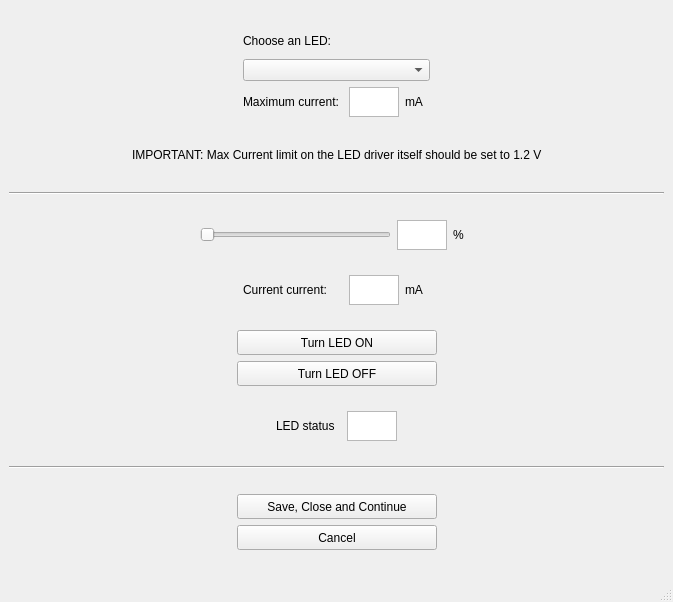
Before: the Qt Designer form UIs/MainWindow.ui in CrespiLab/MODmode, drawn with Qt 5.
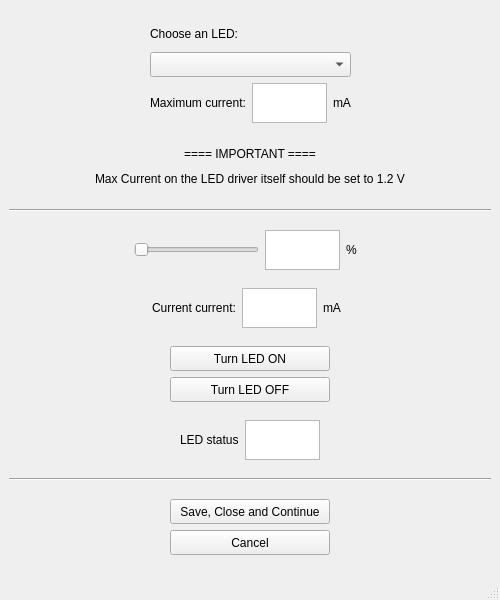
After: the same form once the commit is applied.

```diff
--- a/UIs/MainWindow.ui
+++ b/UIs/MainWindow.ui
@@ -6,10 +6,28 @@
    <rect>
     <x>0</x>
     <y>0</y>
-    <width>673</width>
-    <height>602</height>
+    <width>500</width>
+    <height>600</height>
    </rect>
   </property>
+  <property name="sizePolicy">
+   <sizepolicy hsizetype="Fixed" vsizetype="Fixed">
+    <horstretch>0</horstretch>
+    <verstretch>0</verstretch>
+   </sizepolicy>
+  </property>
+  <property name="minimumSize">
+   <size>
+    <width>500</width>
+    <height>600</height>
+   </size>
+  </property>
+  <property name="maximumSize">
+   <size>
+    <width>500</width>
+    <height>600</height>
+   </size>
+  </property>
   <property name="windowTitle">
    <string>MODmode</string>
   </property>
@@ -31,6 +49,30 @@
        </spacer>
       </item>
       <item>
+       <layout class="QVBoxLayout" name="verticalLayout_5">
+        <property name="spacing">
+         <number>0</number>
+        </property>
+        <item alignment="Qt::AlignHCenter">
+         <widget class="QLabel" name="label_9">
+          <property name="sizePolicy">
+           <sizepolicy hsizetype="Expanding" vsizetype="Expanding">
+            <horstretch>0</horstretch>
+            <verstretch>0</verstretch>
+           </sizepolicy>
+          </property>
+          <property name="maximumSize">
+           <size>
+            <width>500</width>
+            <height>25</height>
+           </size>
+          </property>
+          <property name="text">
+           <string>==== IMPORTANT ====</string>
+          </property>
+         </widget>
+        </item>
+        <item alignment="Qt::AlignHCenter">
        <widget class="QLabel" name="label_3">
         <property name="sizePolicy">
          <sizepolicy hsizetype="Expanding" vsizetype="Expanding">
@@ -45,9 +87,11 @@
          </size>
         </property>
         <property name="text">
-         <string>IMPORTANT: Max Current limit on the LED driver itself should be set to 1.2 V</string>
-        </property>
-       </widget>
+           <string>Max Current on the LED driver itself should be set to 1.2 V</string>
+          </property>
+         </widget>
+        </item>
+       </layout>
       </item>
       <item>
        <spacer name="horizontalSpacer_14">
@@ -93,7 +137,7 @@
             </property>
             <property name="maximumSize">
              <size>
-              <width>125</width>
+              <width>300</width>
               <height>25</height>
              </size>
             </property>
@@ -103,7 +147,26 @@
            </widget>
           </item>
           <item>
-           <widget class="QComboBox" name="comboBox_LEDs"/>
+           <widget class="QComboBox" name="comboBox_LEDs">
+            <property name="sizePolicy">
+             <sizepolicy hsizetype="Preferred" vsizetype="Preferred">
+              <horstretch>0</horstretch>
+              <verstretch>0</verstretch>
+             </sizepolicy>
+            </property>
+            <property name="minimumSize">
+             <size>
+              <width>0</width>
+              <height>0</height>
+             </size>
+            </property>
+            <property name="maximumSize">
+             <size>
+              <width>300</width>
+              <height>25</height>
+             </size>
+            </property>
+           </widget>
           </item>
          </layout>
         </item>
@@ -119,7 +182,7 @@
             </property>
             <property name="maximumSize">
              <size>
-              <width>100</width>
+              <width>200</width>
               <height>25</height>
              </size>
             </property>
@@ -132,8 +195,8 @@
            <widget class="QTextEdit" name="textEdit_MaxCurrent">
             <property name="maximumSize">
              <size>
-              <width>50</width>
-              <height>30</height>
+              <width>75</width>
+              <height>40</height>
              </size>
             </property>
             <property name="readOnly">
@@ -196,6 +259,12 @@
       </item>
       <item>
        <widget class="QSlider" name="horizontalSlider">
+        <property name="maximumSize">
+         <size>
+          <width>150</width>
+          <height>30</height>
+         </size>
+        </property>
         <property name="orientation">
          <enum>Qt::Horizontal</enum>
         </property>
@@ -205,8 +274,8 @@
        <widget class="QTextEdit" name="textEdit_Percentage">
         <property name="maximumSize">
          <size>
-          <width>50</width>
-          <height>30</height>
+          <width>75</width>
+          <height>40</height>
          </size>
         </property>
         <property name="readOnly">
@@ -275,7 +344,7 @@
           </property>
           <property name="maximumSize">
            <size>
-            <width>200</width>
+            <width>250</width>
             <height>25</height>
            </size>
           </property>
@@ -294,7 +363,7 @@
           </property>
           <property name="maximumSize">
            <size>
-            <width>200</width>
+            <width>250</width>
             <height>25</height>
            </size>
           </property>
@@ -353,7 +422,7 @@
           </property>
           <property name="maximumSize">
            <size>
-            <width>200</width>
+            <width>250</width>
             <height>25</height>
            </size>
           </property>
@@ -372,7 +441,7 @@
           </property>
           <property name="maximumSize">
            <size>
-            <width>200</width>
+            <width>250</width>
             <height>25</height>
            </size>
           </property>
@@ -413,7 +482,7 @@
         </property>
        </spacer>
       </item>
-      <item>
+      <item alignment="Qt::AlignRight">
        <widget class="QLabel" name="label_5">
         <property name="sizePolicy">
          <sizepolicy hsizetype="Expanding" vsizetype="Expanding">
@@ -423,7 +492,7 @@
         </property>
         <property name="maximumSize">
          <size>
-          <width>100</width>
+          <width>150</width>
           <height>25</height>
          </size>
         </property>
@@ -436,8 +505,8 @@
        <widget class="QTextEdit" name="textEdit_CurrentCurrent">
         <property name="maximumSize">
          <size>
-          <width>50</width>
-          <height>30</height>
+          <width>75</width>
+          <height>40</height>
          </size>
         </property>
         <property name="readOnly">
@@ -494,7 +563,7 @@
         </property>
        </spacer>
       </item>
-      <item>
+      <item alignment="Qt::AlignRight">
        <widget class="QLabel" name="label_8">
         <property name="sizePolicy">
          <sizepolicy hsizetype="Expanding" vsizetype="Expanding">
@@ -504,7 +573,7 @@
         </property>
         <property name="maximumSize">
          <size>
-          <width>65</width>
+          <width>150</width>
           <height>25</height>
          </size>
         </property>
@@ -517,8 +586,8 @@
        <widget class="QTextEdit" name="textEdit_LEDstatus">
         <property name="maximumSize">
          <size>
-          <width>50</width>
-          <height>30</height>
+          <width>75</width>
+          <height>40</height>
          </size>
         </property>
         <property name="readOnly">
```
Left out of the diff: 2 changed lines with no effect on the pictures. Lines whose indentation alone changed are shown as unchanged.
